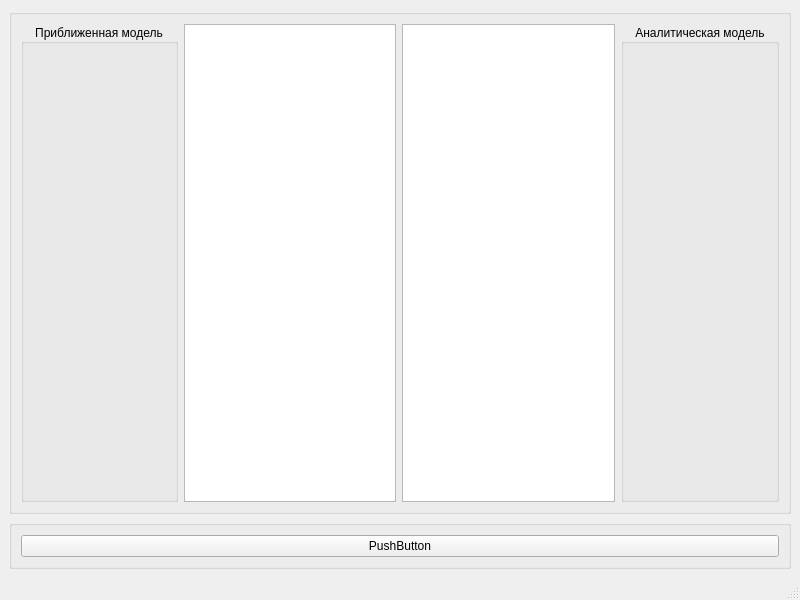
Before: the Qt Designer form mainwindow.ui in MindlessDoc/FallModel, drawn with Qt 5.
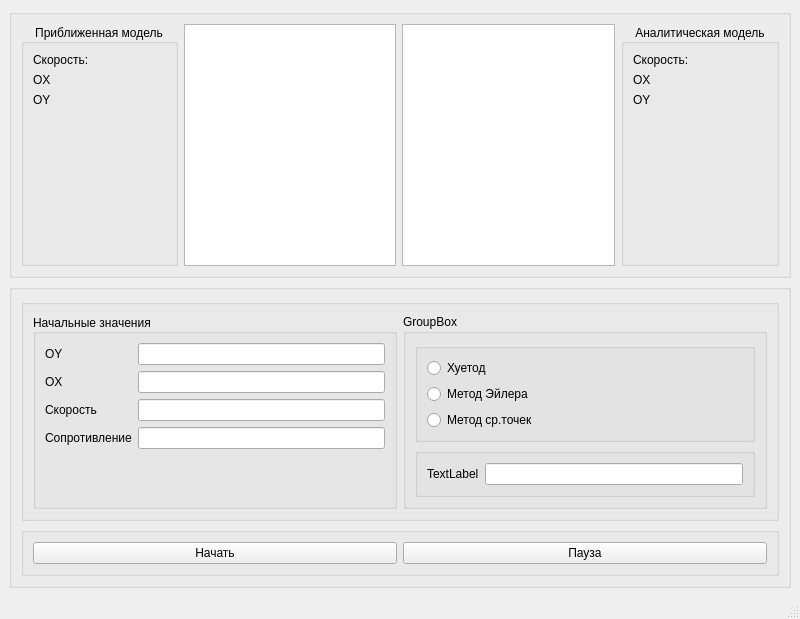
After: the same form once the commit is applied.

The edit to the form file:
```diff
--- a/mainwindow.ui
+++ b/mainwindow.ui
@@ -7,7 +7,7 @@
     <x>0</x>
     <y>0</y>
     <width>800</width>
-    <height>600</height>
+    <height>619</height>
    </rect>
   </property>
   <property name="windowTitle">
@@ -29,6 +29,50 @@
          <property name="alignment">
           <set>Qt::AlignCenter</set>
          </property>
+         <layout class="QFormLayout" name="formLayout">
+          <item row="0" column="0">
+           <widget class="QLabel" name="staticAppSpeedLabel">
+            <property name="text">
+             <string>Скорость:</string>
+            </property>
+           </widget>
+          </item>
+          <item row="0" column="1">
+           <widget class="QLabel" name="approximateSpeeLabel">
+            <property name="text">
+             <string/>
+            </property>
+           </widget>
+          </item>
+          <item row="1" column="0">
+           <widget class="QLabel" name="staticAppXLabel">
+            <property name="text">
+             <string>OX</string>
+            </property>
+           </widget>
+          </item>
+          <item row="1" column="1">
+           <widget class="QLabel" name="approximateXLabel">
+            <property name="text">
+             <string/>
+            </property>
+           </widget>
+          </item>
+          <item row="2" column="0">
+           <widget class="QLabel" name="staticAppYLabel">
+            <property name="text">
+             <string>OY</string>
+            </property>
+           </widget>
+          </item>
+          <item row="2" column="1">
+           <widget class="QLabel" name="approximateYLabel">
+            <property name="text">
+             <string/>
+            </property>
+           </widget>
+          </item>
+         </layout>
         </widget>
        </item>
        <item>
@@ -54,6 +98,50 @@
          <property name="checkable">
           <bool>false</bool>
          </property>
+         <layout class="QFormLayout" name="formLayout_2">
+          <item row="0" column="0">
+           <widget class="QLabel" name="staticAnalyticSpeedLabel">
+            <property name="text">
+             <string>Скорость:</string>
+            </property>
+           </widget>
+          </item>
+          <item row="0" column="1">
+           <widget class="QLabel" name="analyticSpeedLabel">
+            <property name="text">
+             <string/>
+            </property>
+           </widget>
+          </item>
+          <item row="1" column="0">
+           <widget class="QLabel" name="staticAnalyticXLabel">
+            <property name="text">
+             <string>OX</string>
+            </property>
+           </widget>
+          </item>
+          <item row="1" column="1">
+           <widget class="QLabel" name="analyticXLabel">
+            <property name="text">
+             <string/>
+            </property>
+           </widget>
+          </item>
+          <item row="2" column="0">
+           <widget class="QLabel" name="staticAnalyticYLabel">
+            <property name="text">
+             <string>OY</string>
+            </property>
+           </widget>
+          </item>
+          <item row="2" column="1">
+           <widget class="QLabel" name="analyticYLabel">
+            <property name="text">
+             <string/>
+            </property>
+           </widget>
+          </item>
+         </layout>
         </widget>
        </item>
       </layout>
@@ -61,15 +149,221 @@
     </item>
     <item>
      <widget class="QGroupBox" name="groupBox_4">
+      <property name="layoutDirection">
+       <enum>Qt::LeftToRight</enum>
+      </property>
       <property name="title">
        <string/>
       </property>
-      <layout class="QHBoxLayout" name="horizontalLayout_2">
+      <property name="alignment">
+       <set>Qt::AlignCenter</set>
+      </property>
+      <property name="checkable">
+       <bool>false</bool>
+      </property>
+      <layout class="QVBoxLayout" name="verticalLayout_2">
        <item>
-        <widget class="QPushButton" name="pushButton">
-         <property name="text">
-          <string>PushButton</string>
+        <widget class="QGroupBox" name="groupBox_5">
+         <property name="sizePolicy">
+          <sizepolicy hsizetype="Preferred" vsizetype="Fixed">
+           <horstretch>0</horstretch>
+           <verstretch>0</verstretch>
+          </sizepolicy>
          </property>
+         <property name="title">
+          <string/>
+         </property>
+         <property name="alignment">
+          <set>Qt::AlignCenter</set>
+         </property>
+         <layout class="QHBoxLayout" name="horizontalLayout_2">
+          <item>
+           <widget class="QGroupBox" name="groupBox_7">
+            <property name="sizePolicy">
+             <sizepolicy hsizetype="Expanding" vsizetype="Preferred">
+              <horstretch>0</horstretch>
+              <verstretch>0</verstretch>
+             </sizepolicy>
+            </property>
+            <property name="layoutDirection">
+             <enum>Qt::LeftToRight</enum>
+            </property>
+            <property name="title">
+             <string>Начальные значения</string>
+            </property>
+            <property name="alignment">
+             <set>Qt::AlignLeading|Qt::AlignLeft|Qt::AlignVCenter</set>
+            </property>
+            <layout class="QFormLayout" name="formLayout_3">
+             <item row="0" column="0">
+              <widget class="QLabel" name="label">
+               <property name="text">
+                <string>OY</string>
+               </property>
+              </widget>
+             </item>
+             <item row="0" column="1">
+              <widget class="QLineEdit" name="lineEdit"/>
+             </item>
+             <item row="1" column="0">
+              <widget class="QLabel" name="label_2">
+               <property name="text">
+                <string>OX</string>
+               </property>
+              </widget>
+             </item>
+             <item row="1" column="1">
+              <widget class="QLineEdit" name="lineEdit_2"/>
+             </item>
+             <item row="2" column="0">
+              <widget class="QLabel" name="label_3">
+               <property name="text">
+                <string>Скорость</string>
+               </property>
+              </widget>
+             </item>
+             <item row="2" column="1">
+              <widget class="QLineEdit" name="lineEdit_3"/>
+             </item>
+             <item row="3" column="0">
+              <widget class="QLabel" name="label_4">
+               <property name="text">
+                <string>Сопротивление</string>
+               </property>
+              </widget>
+             </item>
+             <item row="3" column="1">
+              <widget class="QLineEdit" name="lineEdit_4"/>
+             </item>
+            </layout>
+           </widget>
+          </item>
+          <item>
+           <widget class="QGroupBox" name="groupBox_8">
+            <property name="enabled">
+             <bool>true</bool>
+            </property>
+            <property name="sizePolicy">
+             <sizepolicy hsizetype="Expanding" vsizetype="Preferred">
+              <horstretch>0</horstretch>
+              <verstretch>0</verstretch>
+             </sizepolicy>
+            </property>
+            <property name="font">
+             <font>
+              <kerning>true</kerning>
+             </font>
+            </property>
+            <property name="title">
+             <string>GroupBox</string>
+            </property>
+            <layout class="QVBoxLayout" name="verticalLayout_4">
+             <item>
+              <widget class="QGroupBox" name="groupBox_9">
+               <property name="sizePolicy">
+                <sizepolicy hsizetype="Preferred" vsizetype="Preferred">
+                 <horstretch>0</horstretch>
+                 <verstretch>0</verstretch>
+                </sizepolicy>
+               </property>
+               <property name="mouseTracking">
+                <bool>false</bool>
+               </property>
+               <property name="tabletTracking">
+                <bool>false</bool>
+               </property>
+               <property name="acceptDrops">
+                <bool>false</bool>
+               </property>
+               <property name="autoFillBackground">
+                <bool>false</bool>
+               </property>
+               <property name="title">
+                <string/>
+               </property>
+               <property name="flat">
+                <bool>false</bool>
+               </property>
+               <property name="checkable">
+                <bool>false</bool>
+               </property>
+               <layout class="QVBoxLayout" name="verticalLayout_3">
+                <item>
+                 <widget class="QRadioButton" name="radioButton_2">
+                  <property name="text">
+                   <string>Хуетод</string>
+                  </property>
+                 </widget>
+                </item>
+                <item>
+                 <widget class="QRadioButton" name="radioButton_3">
+                  <property name="sizePolicy">
+                   <sizepolicy hsizetype="Minimum" vsizetype="Fixed">
+                    <horstretch>0</horstretch>
+                    <verstretch>0</verstretch>
+                   </sizepolicy>
+                  </property>
+                  <property name="text">
+                   <string>Метод Эйлера</string>
+                  </property>
+                 </widget>
+                </item>
+                <item>
+                 <widget class="QRadioButton" name="radioButton">
+                  <property name="text">
+                   <string>Метод ср.точек</string>
+                  </property>
+                 </widget>
+                </item>
+               </layout>
+              </widget>
+             </item>
+             <item>
+              <widget class="QGroupBox" name="groupBox_10">
+               <property name="title">
+                <string/>
+               </property>
+               <layout class="QHBoxLayout" name="horizontalLayout_4">
+                <item>
+                 <widget class="QLabel" name="label_5">
+                  <property name="text">
+                   <string>TextLabel</string>
+                  </property>
+                 </widget>
+                </item>
+                <item>
+                 <widget class="QLineEdit" name="lineEdit_5"/>
+                </item>
+               </layout>
+              </widget>
+             </item>
+            </layout>
+           </widget>
+          </item>
+         </layout>
+        </widget>
+       </item>
+       <item>
+        <widget class="QGroupBox" name="groupBox_6">
+         <property name="title">
+          <string/>
+         </property>
+         <layout class="QHBoxLayout" name="horizontalLayout_3">
+          <item>
+           <widget class="QPushButton" name="startButtom">
+            <property name="text">
+             <string>Начать</string>
+            </property>
+           </widget>
+          </item>
+          <item>
+           <widget class="QPushButton" name="pauseButtom">
+            <property name="text">
+             <string>Пауза</string>
+            </property>
+           </widget>
+          </item>
+         </layout>
         </widget>
        </item>
       </layout>
```
Left out of the diff: 4 changed lines with no effect on the pictures.
